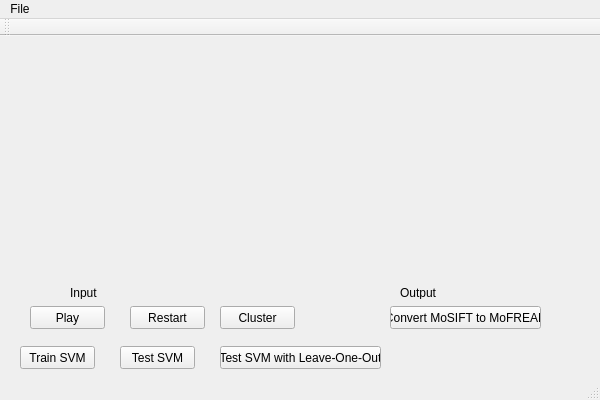
Above: ActionRecognitionProject/ActionRecognitionProject.ui from ChrisWhiten/MoFREAK before the change. Below: the same form after it.
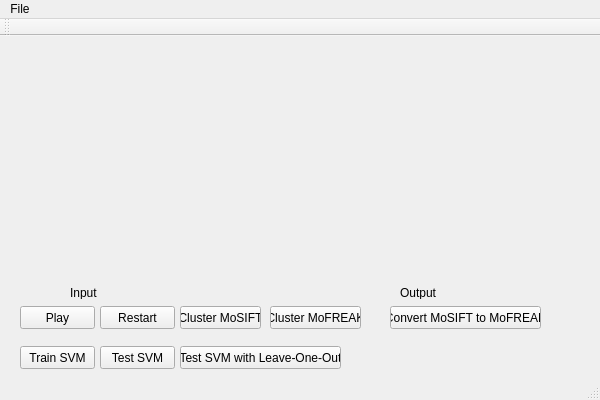
That is the form after the change.

Commit message: Added clustering with MoFREAK points.  Performance does not appear to be as expected, achieving lower accuracy than I believe is possible.  Likely related to distance function...

The edit to the form file:
```diff
--- a/ActionRecognitionProject/ActionRecognitionProject.ui
+++ b/ActionRecognitionProject/ActionRecognitionProject.ui
@@ -17,7 +17,7 @@
    <widget class="QPushButton" name="play_pause_button">
     <property name="geometry">
      <rect>
-      <x>30</x>
+      <x>20</x>
       <y>270</y>
       <width>75</width>
       <height>23</height>
@@ -30,7 +30,7 @@
    <widget class="QPushButton" name="stop_button">
     <property name="geometry">
      <rect>
-      <x>130</x>
+      <x>100</x>
       <y>270</y>
       <width>75</width>
       <height>23</height>
@@ -95,9 +95,9 @@
    <widget class="QLabel" name="frame_label">
     <property name="geometry">
      <rect>
-      <x>490</x>
+      <x>459</x>
       <y>320</y>
-      <width>46</width>
+      <width>50</width>
       <height>13</height>
      </rect>
     </property>
@@ -134,7 +134,7 @@
    <widget class="QPushButton" name="test_svm_button">
     <property name="geometry">
      <rect>
-      <x>120</x>
+      <x>100</x>
       <y>310</y>
       <width>75</width>
       <height>23</height>
@@ -147,7 +147,7 @@
    <widget class="QPushButton" name="leave_one_out_button">
     <property name="geometry">
      <rect>
-      <x>220</x>
+      <x>180</x>
       <y>310</y>
       <width>161</width>
       <height>23</height>
@@ -160,14 +160,27 @@
    <widget class="QPushButton" name="cluster_push_button">
     <property name="geometry">
      <rect>
-      <x>220</x>
+      <x>180</x>
       <y>270</y>
-      <width>75</width>
+      <width>81</width>
       <height>23</height>
      </rect>
     </property>
     <property name="text">
-     <string>Cluster</string>
+     <string>Cluster MoSIFT</string>
+    </property>
+   </widget>
+   <widget class="QPushButton" name="cluster_mofreak_push_button">
+    <property name="geometry">
+     <rect>
+      <x>270</x>
+      <y>270</y>
+      <width>91</width>
+      <height>23</height>
+     </rect>
+    </property>
+    <property name="text">
+     <string>Cluster MoFREAK</string>
     </property>
    </widget>
   </widget>
```
Left out of the diff: 6 changed lines with no effect on the pictures. The commit also changes 14 other files.
